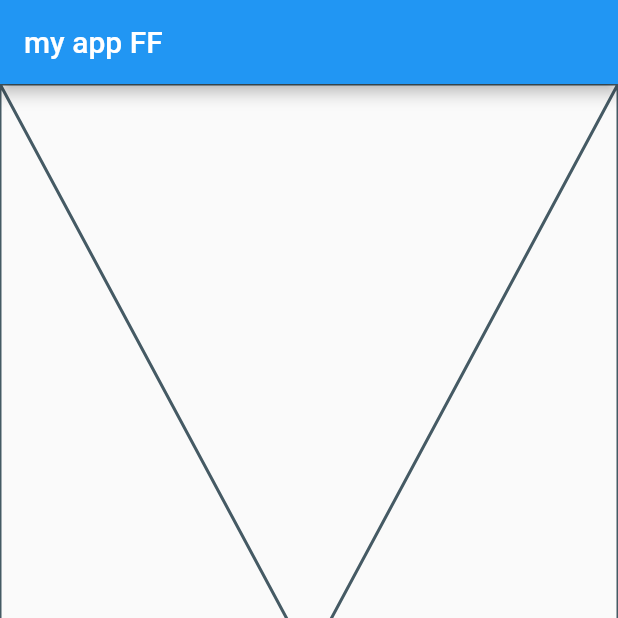
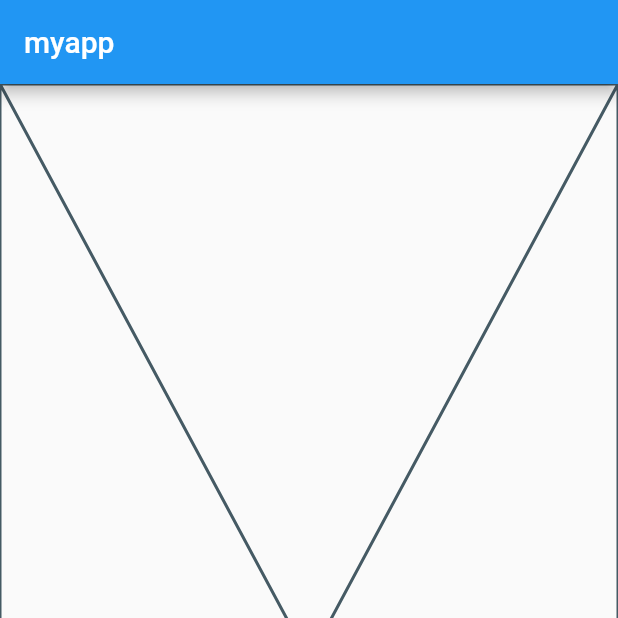
Before and after one commit to Igneele91/Dart-Flutter-Udmi2022, a Flutter app: the screen it shows after launch, on a phone screen of 412 x 824 dp, the top half of it. Run offline on Flutter 3.47's test engine with Material 2 defaults, Android fonts, the phone set to English and light mode, and no system bars.

Commit message:
code try emulator-1

```diff
--- a/flutter_grundlagen/lib/main.dart
+++ b/flutter_grundlagen/lib/main.dart
@@ -10,6 +10,6 @@ class MyApp extends StatelessWidget {
 
   @override
   Widget build(BuildContext context) {
-    return MaterialApp(home: WidgetsExamplesPage());
+    return const MaterialApp(home: WidgetsExamplesPage());
   }
 }
--- a/flutter_grundlagen/lib/presentation/widgets_examples/widgets_examples_page.dart
+++ b/flutter_grundlagen/lib/presentation/widgets_examples/widgets_examples_page.dart
@@ -8,8 +8,8 @@ class WidgetsExamplesPage extends StatelessWidget {
     return Scaffold(
         // backgroundcolor: Colors.grey[900],
         appBar: AppBar(
-          title: Text("my app FF"),
+          title: const Text("myapp"),
         ), // AppBar
-        body: Placeholder()); // Scaffold
+        body: const Placeholder()); // Scaffold
   }
 }
```
